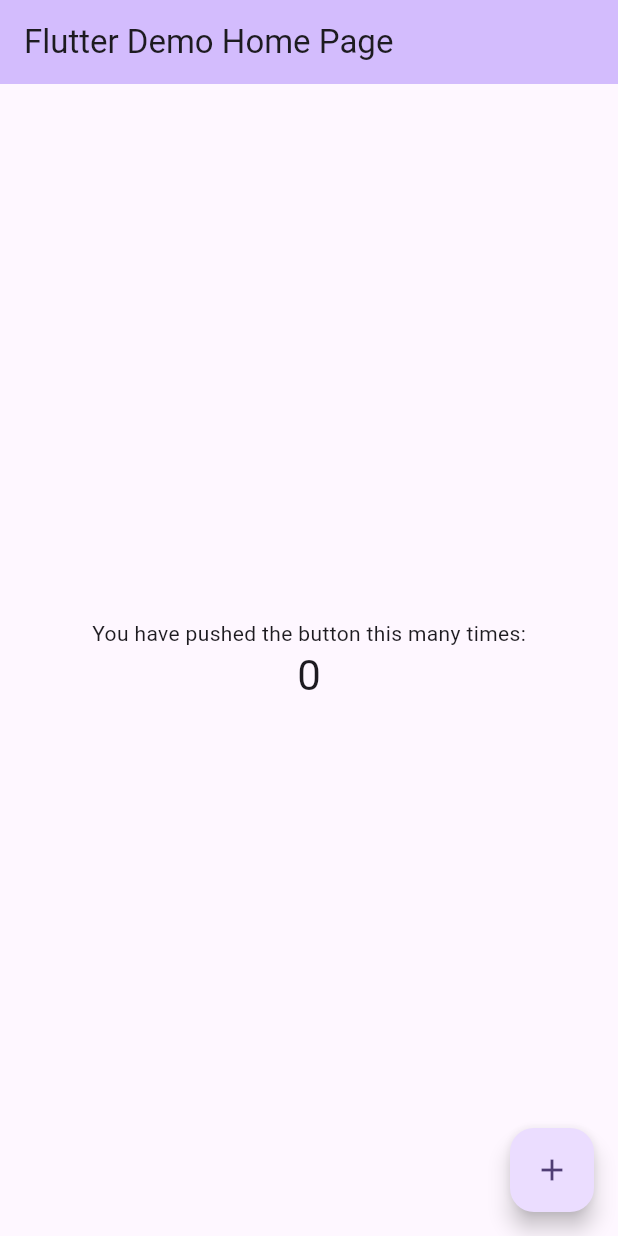
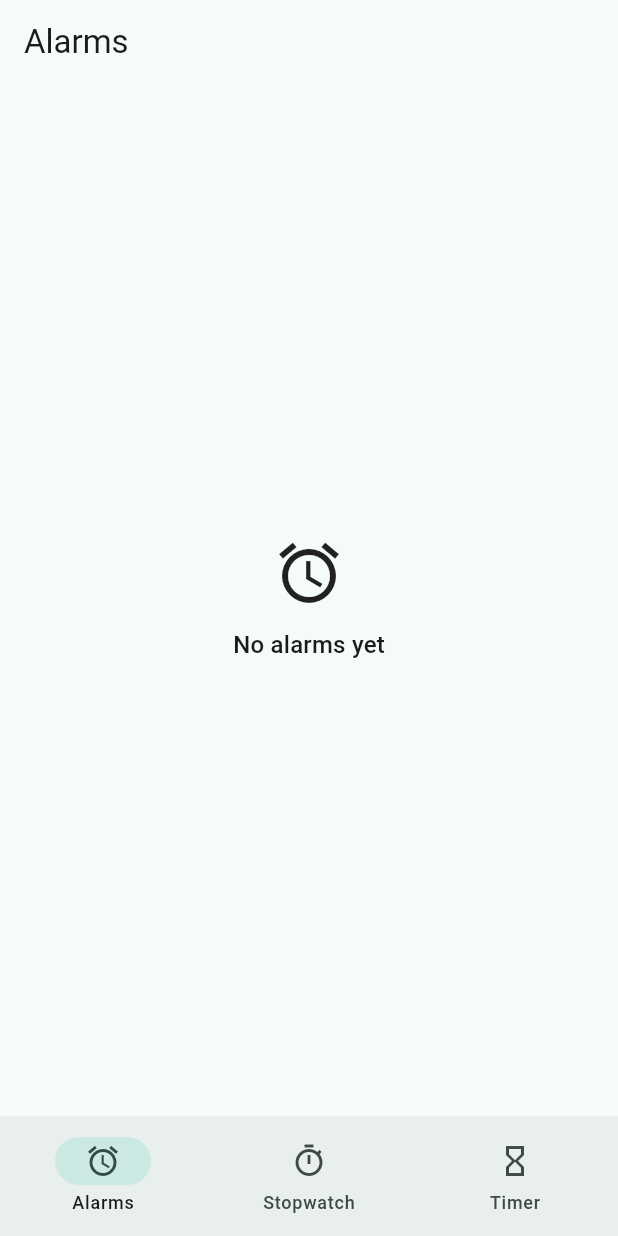
Before and after one commit to Bhalachandra13/wakey-alarm, a Flutter app: the screen it shows after launch, on a phone screen of 412 x 824 dp. Run offline on Flutter 3.47's test engine with Material 3 defaults, Android fonts, the phone set to English and light mode, and no system bars; our stand-ins replace flutter_riverpod, sqflite; accounts and stored records are empty.

Commit message:
[Iter0] Add Riverpod app shell with primary tabs

```diff
--- a/lib/main.dart
+++ b/lib/main.dart
@@ -1,122 +1,8 @@
 import 'package:flutter/material.dart';
+import 'package:flutter_riverpod/flutter_riverpod.dart';
+
+import 'presentation/app.dart';
 
 void main() {
-  runApp(const MyApp());
+  runApp(const ProviderScope(child: WakeyAlarmApp()));
 }
-
-class MyApp extends StatelessWidget {
-  const MyApp({super.key});
-
-  // This widget is the root of your application.
-  @override
-  Widget build(BuildContext context) {
-    return MaterialApp(
-      title: 'Flutter Demo',
-      theme: ThemeData(
-        // This is the theme of your application.
-        //
-        // TRY THIS: Try running your application with "flutter run". You'll see
-        // the application has a purple toolbar. Then, without quitting the app,
-        // try changing the seedColor in the colorScheme below to Colors.green
-        // and then invoke "hot reload" (save your changes or press the "hot
-        // reload" button in a Flutter-supported IDE, or press "r" if you used
-        // the command line to start the app).
-        //
-        // Notice that the counter didn't reset back to zero; the application
-        // state is not lost during the reload. To reset the state, use hot
-        // restart instead.
-        //
-        // This works for code too, not just values: Most code changes can be
-        // tested with just a hot reload.
-        colorScheme: .fromSeed(seedColor: Colors.deepPurple),
-      ),
-      home: const MyHomePage(title: 'Flutter Demo Home Page'),
-    );
-  }
-}
-
-class MyHomePage extends StatefulWidget {
-  const MyHomePage({super.key, required this.title});
-
-  // This widget is the home page of your application. It is stateful, meaning
-  // that it has a State object (defined below) that contains fields that affect
-  // how it looks.
-
-  // This class is the configuration for the state. It holds the values (in this
-  // case the title) provided by the parent (in this case the App widget) and
-  // used by the build method of the State. Fields in a Widget subclass are
-  // always marked "final".
-
-  final String title;
-
-  @override
-  State<MyHomePage> createState() => _MyHomePageState();
-}
-
-class _MyHomePageState extends State<MyHomePage> {
-  int _counter = 0;
-
-  void _incrementCounter() {
-    setState(() {
-      // This call to setState tells the Flutter framework that something has
-      // changed in this State, which causes it to rerun the build method below
-      // so that the display can reflect the updated values. If we changed
-      // _counter without calling setState(), then the build method would not be
-      // called again, and so nothing would appear to happen.
-      _counter++;
-    });
-  }
-
-  @override
-  Widget build(BuildContext context) {
-    // This method is rerun every time setState is called, for instance as done
-    // by the _incrementCounter method above.
-    //
-    // The Flutter framework has been optimized to make rerunning build methods
-    // fast, so that you can just rebuild anything that needs updating rather
-    // than having to individually change instances of widgets.
-    return Scaffold(
-      appBar: AppBar(
-        // TRY THIS: Try changing the color here to a specific color (to
-        // Colors.amber, perhaps?) and trigger a hot reload to see the AppBar
-        // change color while the other colors stay the same.
-        backgroundColor: Theme.of(context).colorScheme.inversePrimary,
-        // Here we take the value from the MyHomePage object that was created by
-        // the App.build method, and use it to set our appbar title.
-        title: Text(widget.title),
-      ),
-      body: Center(
-        // Center is a layout widget. It takes a single child and positions it
-        // in the middle of the parent.
-        child: Column(
-          // Column is also a layout widget. It takes a list of children and
-          // arranges them vertically. By default, it sizes itself to fit its
-          // children horizontally, and tries to be as tall as its parent.
-          //
-          // Column has various properties to control how it sizes itself and
-          // how it positions its children. Here we use mainAxisAlignment to
-          // center the children vertically; the main axis here is the vertical
-          // axis because Columns are vertical (the cross axis would be
-          // horizontal).
-          //
-          // TRY THIS: Invoke "debug painting" (choose the "Toggle Debug Paint"
-          // action in the IDE, or press "p" in the console), to see the
-          // wireframe for each widget.
-          mainAxisAlignment: .center,
-          children: [
-            const Text('You have pushed the button this many times:'),
-            Text(
-              '$_counter',
-              style: Theme.of(context).textTheme.headlineMedium,
-            ),
-          ],
-        ),
-      ),
-      floatingActionButton: FloatingActionButton(
-        onPressed: _incrementCounter,
-        tooltip: 'Increment',
-        child: const Icon(Icons.add),
-      ),
-    );
-  }
-}
--- /dev/null
+++ b/lib/presentation/app.dart
@@ -0,0 +1,109 @@
+import 'package:flutter/material.dart';
+import 'package:flutter_riverpod/flutter_riverpod.dart';
+
+import 'providers/app_providers.dart';
+
+class WakeyAlarmApp extends StatelessWidget {
+  const WakeyAlarmApp({super.key});
+
+  @override
+  Widget build(BuildContext context) {
+    return MaterialApp(
+      title: 'Wakey-Wakey',
+      theme: ThemeData(
+        colorScheme: ColorScheme.fromSeed(seedColor: Colors.teal),
+      ),
+      home: const AppShell(),
+    );
+  }
+}
+
+class AppShell extends ConsumerStatefulWidget {
+  const AppShell({super.key});
+
+  @override
+  ConsumerState<AppShell> createState() => _AppShellState();
+}
+
+class _AppShellState extends ConsumerState<AppShell> {
+  var _selectedIndex = 0;
+
+  static const _tabs = <_ShellTab>[
+    _ShellTab(
+      title: 'Alarms',
+      icon: Icons.alarm,
+      emptyMessage: 'No alarms yet',
+    ),
+    _ShellTab(
+      title: 'Stopwatch',
+      icon: Icons.timer_outlined,
+      emptyMessage: 'Stopwatch ready',
+    ),
+    _ShellTab(
+      title: 'Timer',
+      icon: Icons.hourglass_empty,
+      emptyMessage: 'No timers yet',
+    ),
+  ];
+
+  @override
+  Widget build(BuildContext context) {
+    ref.watch(alarmsProvider);
+    ref.watch(timersProvider);
+    ref.watch(permissionStatusProvider);
+
+    final selectedTab = _tabs[_selectedIndex];
+
+    return Scaffold(
+      appBar: AppBar(title: Text(selectedTab.title)),
+      body: _EmptyTabView(tab: selectedTab),
+      bottomNavigationBar: NavigationBar(
+        selectedIndex: _selectedIndex,
+        onDestinationSelected: (index) {
+          setState(() {
+            _selectedIndex = index;
+          });
+        },
+        destinations: [
+          for (final tab in _tabs)
+            NavigationDestination(icon: Icon(tab.icon), label: tab.title),
+        ],
+      ),
+    );
+  }
+}
+
+class _EmptyTabView extends StatelessWidget {
+  const _EmptyTabView({required this.tab});
+
+  final _ShellTab tab;
+
+  @override
+  Widget build(BuildContext context) {
+    return Center(
+      child: Column(
+        mainAxisSize: MainAxisSize.min,
+        children: [
+          Icon(tab.icon, size: 48),
+          const SizedBox(height: 12),
+          Text(
+            tab.emptyMessage,
+            style: Theme.of(context).textTheme.titleMedium,
+          ),
+        ],
+      ),
+    );
+  }
+}
+
+class _ShellTab {
+  const _ShellTab({
+    required this.title,
+    required this.icon,
+    required this.emptyMessage,
+  });
+
+  final String title;
+  final IconData icon;
+  final String emptyMessage;
+}
--- /dev/null
+++ b/lib/presentation/providers/app_providers.dart
@@ -0,0 +1,11 @@
+import 'package:flutter_riverpod/flutter_riverpod.dart';
+
+enum PermissionReadiness { unknown, ready, actionRequired }
+
+final alarmsProvider = Provider<List<Object>>((ref) => const <Object>[]);
+
+final timersProvider = Provider<List<Object>>((ref) => const <Object>[]);
+
+final permissionStatusProvider = Provider<PermissionReadiness>(
+  (ref) => PermissionReadiness.unknown,
+);
```
Also changed, not shown: 2 other files.
